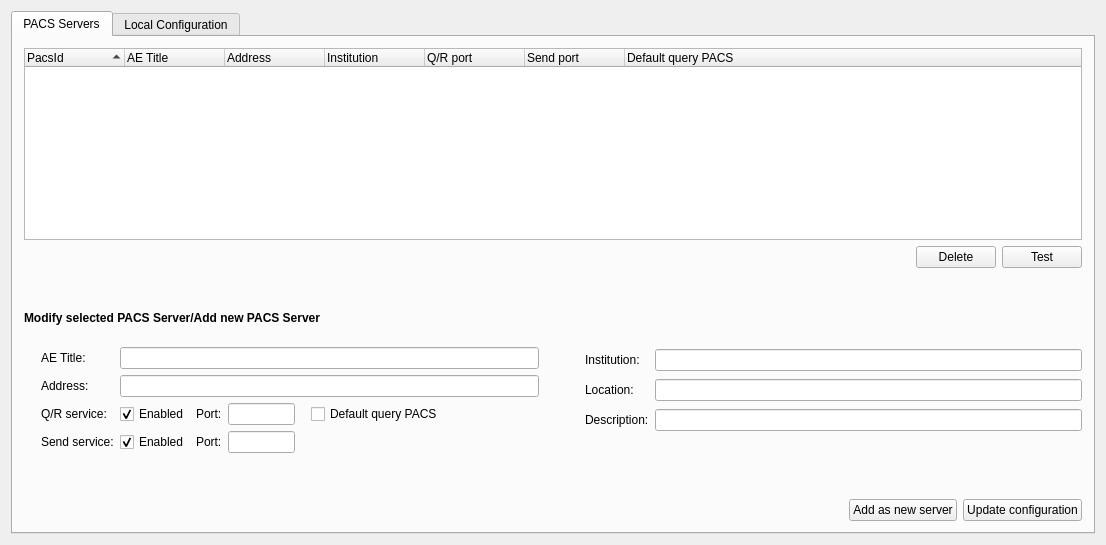
starviewer-medical/starviewer, file starviewer/src/inputoutput/qconfigurationscreenbase.ui: the form before one commit.
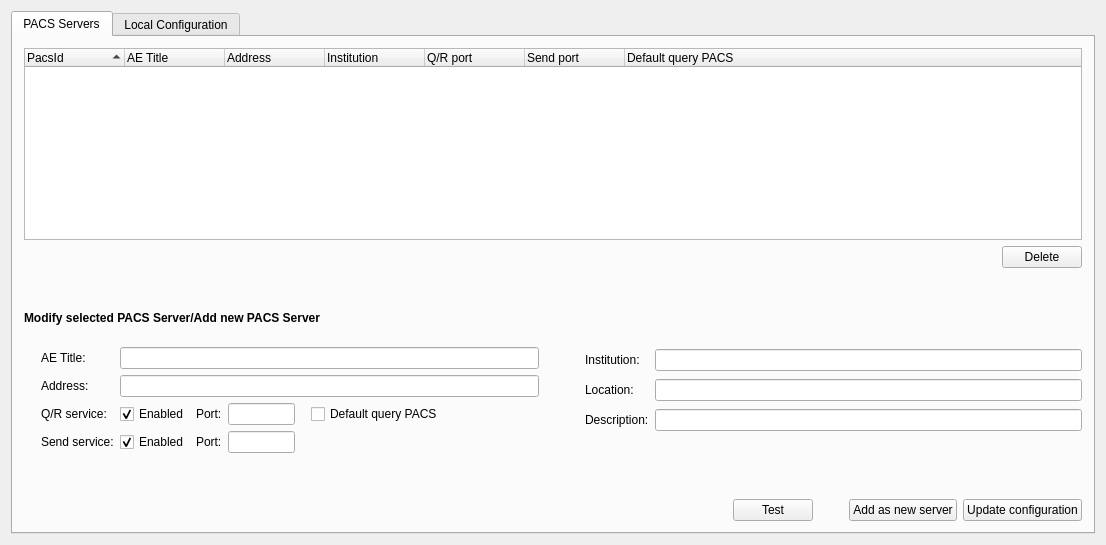
The form after the commit. Icons and pictures are not drawn.

Commit message:
ENH: El test del PACS agafava les dades dels textbox per fer el test, tot i així obligava a seleccionar un PACS per poder fer un test, no deixant fer per exemple un test d'un nou PACS abans d'afegir-lo.
Perquè quedi clar que es pot fer un test d'un PACS abans de ser afegit es mou el botó test a baix al costat del de "Add as new PACS".

Diff of the .ui file:
```diff
--- a/starviewer/src/inputoutput/qconfigurationscreenbase.ui
+++ b/starviewer/src/inputoutput/qconfigurationscreenbase.ui
@@ -157,19 +157,6 @@
            </property>
           </widget>
          </item>
-         <item>
-          <widget class="QPushButton" name="m_buttonTestPacs">
-           <property name="enabled">
-            <bool>true</bool>
-           </property>
-           <property name="toolTip">
-            <string>Test if selected PACS is alive</string>
-           </property>
-           <property name="text">
-            <string>Test</string>
-           </property>
-          </widget>
-         </item>
         </layout>
        </item>
        <item>
@@ -496,6 +483,35 @@
            </property>
           </spacer>
          </item>
+         <item>
+          <widget class="QPushButton" name="m_buttonTestPacs">
+           <property name="enabled">
+            <bool>true</bool>
+           </property>
+           <property name="toolTip">
+            <string>Test if selected PACS is alive</string>
+           </property>
+           <property name="text">
+            <string>Test</string>
+           </property>
+          </widget>
+         </item>
+         <item>
+          <spacer name="horizontalSpacer_6">
+           <property name="orientation">
+            <enum>Qt::Horizontal</enum>
+           </property>
+           <property name="sizeType">
+            <enum>QSizePolicy::Fixed</enum>
+           </property>
+           <property name="sizeHint" stdset="0">
+            <size>
+             <width>30</width>
+             <height>20</height>
+            </size>
+           </property>
+          </spacer>
+         </item>
          <item>
           <widget class="QPushButton" name="m_buttonAddPacs">
            <property name="toolTip">
```
Left out of the diff: 6 changed lines with no effect on the pictures. The commit also changes 2 other files.
